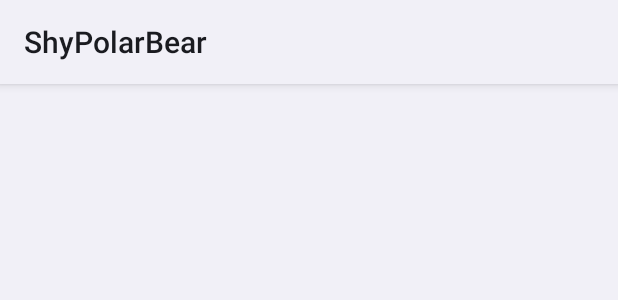
After one commit to ShyPolarBear/Android, an Android app: the layout fragment_signup.xml on its own in the app's theme, with its tools: preview values and no code run, on a phone screen of 412 x 824 dp. The commit adds this screen. Shown: the top 300 px of the screen. Run offline under Robolectric (Android 15) with nearby library versions, the phone set to English and light mode, and no system bars.

Commit message:
feat: 회원가입 ui 구현 초기 세팅

```diff
--- /dev/null
+++ b/presentation/src/main/java/com/shypolarbear/presentation/ui/signup/SignupViewModel.kt
@@ -0,0 +1,5 @@
+package com.shypolarbear.presentation.ui.signup
+
+import com.shypolarbear.presentation.base.BaseViewModel
+
+class SignupViewModel:BaseViewModel()
--- /dev/null
+++ b/presentation/src/main/res/drawable/ic_btn_login_clicked.xml
@@ -0,0 +1,6 @@
+<?xml version="1.0" encoding="utf-8"?>
+<shape xmlns:android="http://schemas.android.com/apk/res/android"
+    android:shape="rectangle">
+    <corners android:radius="15dp"/>
+    <solid android:color="#B3FFFFFF" />
+</shape>
--- /dev/null
+++ b/presentation/src/main/res/layout/fragment_signup.xml
@@ -0,0 +1,13 @@
+<?xml version="1.0" encoding="utf-8"?>
+<layout xmlns:android="http://schemas.android.com/apk/res/android">
+
+    <data>
+
+    </data>
+
+    <androidx.constraintlayout.widget.ConstraintLayout
+        android:layout_width="match_parent"
+        android:layout_height="match_parent">
+
+    </androidx.constraintlayout.widget.ConstraintLayout>
+</layout>
```
Also changed, not shown: presentation/src/main/java/com/shypolarbear/presentation/ui/login/LoginFragment.kt (+33 -0 lines), presentation/src/main/java/com/shypolarbear/presentation/ui/signup/SignupFragment.kt (added, +16 -0 lines), presentation/src/main/res/layout/fragment_login.xml (+27 -5 lines).
